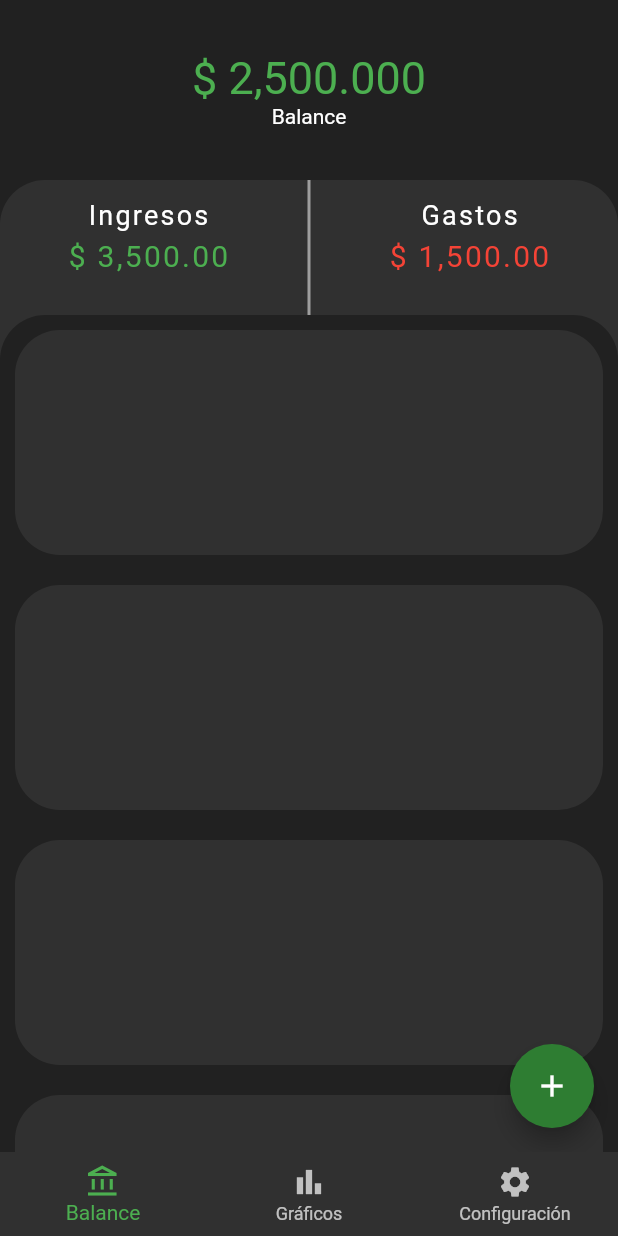
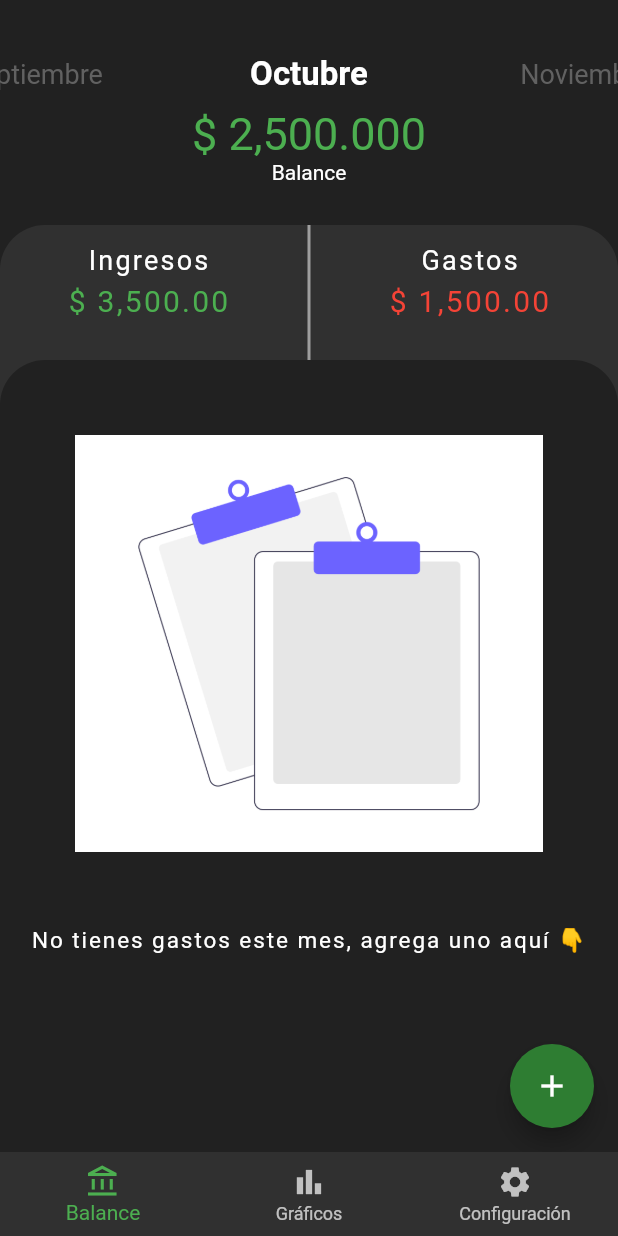
Before and after one commit to Black246/app_control_gastos, a Flutter app: the screen it shows after launch, on a phone screen of 412 x 824 dp. Run offline on Flutter 3.47's test engine with Material 2 defaults, Android fonts, the phone set to English and light mode, and no system bars; drawn by our look-alikes of flutter_speed_dial; our stand-ins replace fluttertoast, sqflite; missing offline and left inert: flutter_material_color_picker; accounts and stored records are empty.

Commit message:
Seccion 9 finalizada con exito

```diff
--- a/expenses_app/lib/pages/balance_page.dart
+++ b/expenses_app/lib/pages/balance_page.dart
@@ -1,8 +1,8 @@
 import 'dart:math';
-
 import 'package:expenses_app/widgets/balance_page_wt/back_sheet.dart';
 import 'package:expenses_app/widgets/balance_page_wt/custom_fab.dart';
-import 'package:expenses_app/widgets/balance_page_wt/fron_sheet.dart';
+import 'package:expenses_app/widgets/balance_page_wt/front_sheet.dart';
+import 'package:expenses_app/widgets/balance_page_wt/month_selector.dart';
 import 'package:flutter/foundation.dart';
 import 'package:flutter/material.dart';
 
@@ -50,11 +50,12 @@ class _BalancePageState extends State<BalancePage> {
         slivers: [
           const SliverAppBar(
             elevation: 0.0,
-            expandedHeight: 120.0,
+            expandedHeight: 150.0,
             flexibleSpace: FlexibleSpaceBar(
               background: Column(
                 mainAxisAlignment: MainAxisAlignment.center,
                 children: [
+                  MonthSelector(),
                   Text(
                     '\$ 2,500.000',
                     style: TextStyle(fontSize: 30.0, color: Colors.green),
--- a/expenses_app/lib/pages/home_page.dart
+++ b/expenses_app/lib/pages/home_page.dart
@@ -28,10 +28,11 @@ class _HomePage extends StatelessWidget {
     final exProvider = context.read<ExpensesProvider>();
     final currentIndex = uiProvider.bnbIndex;
     final DateTime date = DateTime.now();
+    final currentMonth = uiProvider.selectedMonth + 1;
 
     switch (currentIndex) {
       case 0:
-      exProvider.getExpenseByDate(date.month, date.year);
+      exProvider.getExpenseByDate(currentMonth, date.year);
       exProvider.getAllFeatures();
         return const BalancePage();
       case 1:
--- a/expenses_app/lib/providers/ui_provider.dart
+++ b/expenses_app/lib/providers/ui_provider.dart
@@ -2,9 +2,18 @@ import 'package:flutter/cupertino.dart';
 
 class UIProvider extends ChangeNotifier {
   int _bnbIndex = 0;
+  int _slectedMonth = DateTime.now().month - 1;
+
   int get bnbIndex => _bnbIndex;
+
   set bnbIndex(int i) {
     _bnbIndex = i;
     notifyListeners();
   }
+
+  int get selectedMonth => _slectedMonth;
+  set selectedMonth(int i) {
+    _slectedMonth = i;
+    notifyListeners();
+  }
 }
--- a/expenses_app/lib/widgets/balance_page_wt/fron_sheet.dart
+++ /dev/null
@@ -1,31 +0,0 @@
-import 'package:expenses_app/utils/constants.dart';
-import 'package:flutter/material.dart';
-
-class FrontSheet extends StatelessWidget {
-  const FrontSheet({Key? key}) : super(key: key);
-
-  @override
-  Widget build(BuildContext context) {
-    var list = List.generate(
-        10,
-        (i) => Padding(
-              padding: const EdgeInsets.all(10.0),
-              child: Container(
-                height: 150.0,
-                decoration: BoxDecoration(
-                    color: Theme.of(context).primaryColorDark,
-                    borderRadius: BorderRadius.circular((30.0))),
-              ),
-            ));
-
-    return Container(
-      //height: 800.0,
-      decoration: Constants.sheetBoxDecoration(
-          Theme.of(context).scaffoldBackgroundColor),
-      child: ListView(
-          shrinkWrap: true,
-          physics: const NeverScrollableScrollPhysics(),
-          children: list),
-    );
-  }
-}
--- /dev/null
+++ b/expenses_app/lib/widgets/balance_page_wt/front_sheet.dart
@@ -0,0 +1,57 @@
+import 'package:expenses_app/utils/constants.dart';
+import 'package:expenses_app/widgets/balance_page_wt/flayer_skin.dart';
+import 'package:expenses_app/providers/expenses_provider.dart';
+import 'package:flutter/material.dart';
+import 'package:provider/provider.dart';
+import 'flayer_categories.dart';
+
+class FrontSheet extends StatelessWidget {
+  const FrontSheet({Key? key}) : super(key: key);
+
+  @override
+  Widget build(BuildContext context) {
+    final eList = context.watch<ExpensesProvider>().eList;
+    bool hasData = false;
+
+    if (eList.isNotEmpty) {
+      hasData = true;
+    }
+
+    return Container(
+        //height: 800.0,
+        decoration: Constants.sheetBoxDecoration(
+            Theme.of(context).scaffoldBackgroundColor),
+        child: (hasData)
+            ? ListView(
+                shrinkWrap: true,
+                physics: const NeverScrollableScrollPhysics(),
+                children: const [
+                    FlayerSkin(
+                        myTitle: 'Categoría de gastos',
+                        myWidget: FlayerCategories()),
+                    FlayerSkin(
+                        myTitle: 'Fecuencia con la que gasto',
+                        myWidget: SizedBox(height: 150.0)),
+                    FlayerSkin(
+                        myTitle: 'Mis movimientos',
+                        myWidget: SizedBox(height: 150.0)),
+                    FlayerSkin(
+                        myTitle: 'Balance general',
+                        myWidget: SizedBox(height: 150.0)),
+                  ])
+            : Column(
+                mainAxisAlignment: MainAxisAlignment.center,
+                children: [
+                  Container(
+                    padding: const EdgeInsets.all(50),
+                    child: Image.asset('assets/No_data.png'),
+                  ),
+                  const Text(
+                    'No tienes gastos este mes, agrega uno aquí 👇',
+                    maxLines: 1,
+                    style: TextStyle(fontSize: 15.0, letterSpacing: 1.3),
+                  )
+                ],
+              ));
+  }
+}
--- /dev/null
+++ b/expenses_app/lib/widgets/balance_page_wt/month_selector.dart
@@ -0,0 +1,67 @@
+import 'package:expenses_app/providers/ui_provider.dart';
+import 'package:flutter/material.dart';
+import 'package:provider/provider.dart';
+
+class MonthSelector extends StatelessWidget {
+  const MonthSelector({super.key});
+
+  @override
+  Widget build(BuildContext context) {
+    final uiProvider = context.read<UIProvider>();
+    int currentPage = context.watch<UIProvider>().selectedMonth;
+    PageController controller;
+
+    controller =
+        PageController(initialPage: currentPage, viewportFraction: 0.4);
+
+    return SizedBox(
+      height: 45.0,
+      child: PageView(
+        onPageChanged: (int i) => uiProvider.selectedMonth = i,
+        controller: controller,
+        children: [
+          pageItmes('Enero', 0, currentPage),
+          pageItmes('Febrero', 1, currentPage),
+          pageItmes('Marzo', 2, currentPage),
+          pageItmes('Abril', 3, currentPage),
+          pageItmes('Mayo', 4, currentPage),
+          pageItmes('Junio', 5, currentPage),
+          pageItmes('Julio', 6, currentPage),
+          pageItmes('Agosto', 7, currentPage),
+          pageItmes('Septiembre', 8, currentPage),
+          pageItmes('Octubre', 9, currentPage),
+          pageItmes('Noviembre', 10, currentPage),
+          pageItmes('Diciembre', 11, currentPage),
+        ],
+      ),
+    );
+  }
+
+  pageItmes(String name, int position, int currentPage) {
+    var alignment = Alignment.center;
+
+    // Le damos estos estilos al texto cuando esta seleccionado
+    const selected = TextStyle(fontSize: 22.0, fontWeight: FontWeight.bold);
+
+    // Le damos estos estilos cuando el texto no esta seleccionado
+    final unSelected = TextStyle(fontSize: 18.0, color: Colors.grey[700]);
+
+    if (position == currentPage) {
+      alignment = Alignment.center;
+    } else if (position > currentPage) {
+      alignment = Alignment.centerRight / 2;
+    } else {
+      alignment = Alignment.centerLeft / 2;
+    }
+
+    return Align(
+      alignment: alignment,
+      child: Text(
+        name,
+        style: position == currentPage
+            ? selected
+            : unSelected, // Con esta condicion escojemos los estilos
+      ),
+    );
+  }
+}
--- a/expenses_app/pubspec.yaml
+++ b/expenses_app/pubspec.yaml
@@ -70,8 +70,8 @@ flutter:
   uses-material-design: true
 
   # To add assets to your application, add an assets section, like this:
-  # assets:
-  #   - images/a_dot_burr.jpeg
+  assets:
+    - assets/
   #   - images/a_dot_ham.jpeg
 
   # An image asset can refer to one or more resolution-specific "variants", see
```
Also changed, not shown: expenses_app/lib/providers/expenses_provider.dart (+47 -11 lines), expenses_app/lib/widgets/add_expenses_wt/save_button.dart (+11 -14 lines), expenses_app/lib/widgets/balance_page_wt/flayer_categories.dart (added, +70 -0 lines), expenses_app/lib/widgets/balance_page_wt/flayer_skin.dart (added, +35 -0 lines), expenses_app/assets/No_data.png (added).
